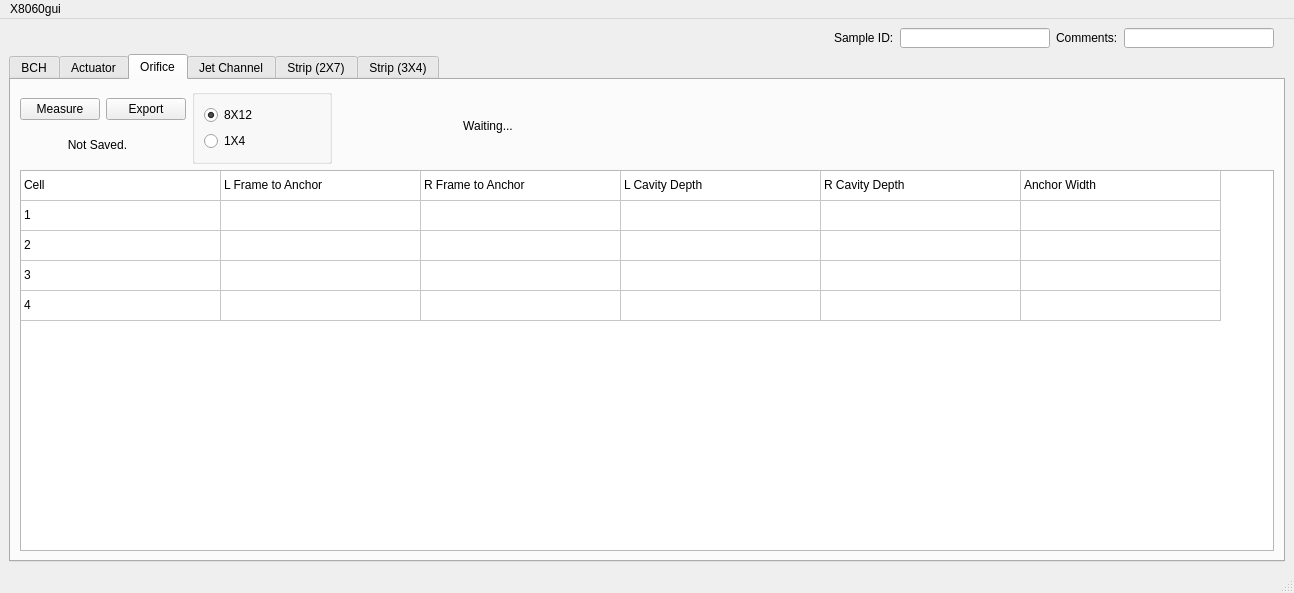
Old version of the form X8060gui.ui in the repository Nicolas-fssw/X8060_gui.
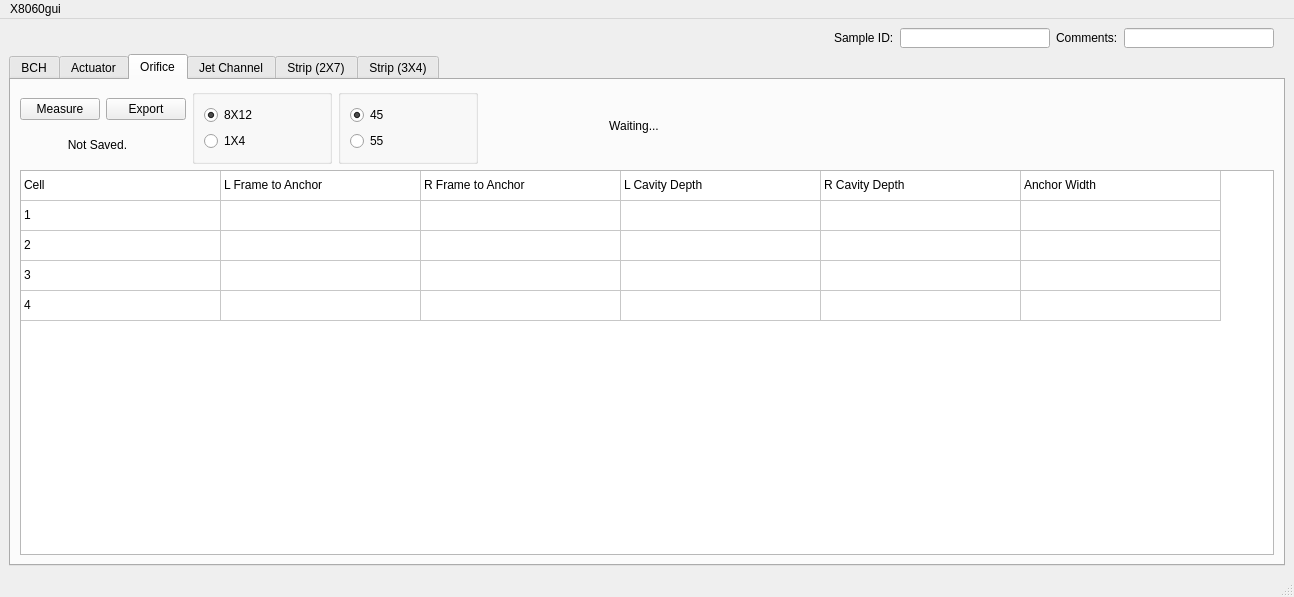
New version of the form. The open tabs and pages were chosen to show the change. Custom widgets are drawn as their Qt base class.

Commit message: adding 45 and 55 micron orifice buttons

The edit to the form file:
```diff
--- a/X8060gui.ui
+++ b/X8060gui.ui
@@ -7,7 +7,7 @@
     <x>0</x>
     <y>0</y>
     <width>1294</width>
-    <height>593</height>
+    <height>597</height>
    </rect>
   </property>
   <property name="windowTitle">
@@ -1604,54 +1604,18 @@
         <string>Orifice</string>
        </attribute>
        <layout class="QGridLayout" name="gridLayout_13">
-        <item row="0" column="0">
-         <layout class="QGridLayout" name="gridLayout_9">
-          <item row="0" column="0">
-           <widget class="QPushButton" name="measure_3">
-            <property name="sizePolicy">
-             <sizepolicy hsizetype="Fixed" vsizetype="Fixed">
-              <horstretch>0</horstretch>
-              <verstretch>0</verstretch>
-             </sizepolicy>
-            </property>
-            <property name="text">
-             <string>Measure</string>
-            </property>
-           </widget>
-          </item>
-          <item row="1" column="0" colspan="2">
-           <widget class="QLabel" name="state_3">
-            <property name="sizePolicy">
-             <sizepolicy hsizetype="Fixed" vsizetype="Fixed">
-              <horstretch>0</horstretch>
-              <verstretch>0</verstretch>
-             </sizepolicy>
-            </property>
-            <property name="minimumSize">
-             <size>
-              <width>155</width>
-              <height>20</height>
-             </size>
-            </property>
-            <property name="text">
-             <string>&lt;html&gt;&lt;head/&gt;&lt;body&gt;&lt;p align=&quot;center&quot;&gt;Not Saved.&lt;/p&gt;&lt;/body&gt;&lt;/html&gt;</string>
-            </property>
-           </widget>
-          </item>
-          <item row="0" column="1">
-           <widget class="QPushButton" name="export_3">
-            <property name="sizePolicy">
-             <sizepolicy hsizetype="Fixed" vsizetype="Fixed">
-              <horstretch>0</horstretch>
-              <verstretch>0</verstretch>
-             </sizepolicy>
-            </property>
-            <property name="text">
-             <string>Export</string>
-            </property>
-           </widget>
-          </item>
-         </layout>
+        <item row="0" column="4">
+         <spacer name="horizontalSpacer_7">
+          <property name="orientation">
+           <enum>Qt::Horizontal</enum>
+          </property>
+          <property name="sizeHint" stdset="0">
+           <size>
+            <width>200</width>
+            <height>20</height>
+           </size>
+          </property>
+         </spacer>
         </item>
         <item row="0" column="1">
          <widget class="QGroupBox" name="groupBox_5">
@@ -1716,39 +1680,7 @@
           </layout>
          </widget>
         </item>
-        <item row="0" column="2">
-         <widget class="QLabel" name="grading_3">
-          <property name="sizePolicy">
-           <sizepolicy hsizetype="Fixed" vsizetype="Fixed">
-            <horstretch>0</horstretch>
-            <verstretch>0</verstretch>
-           </sizepolicy>
-          </property>
-          <property name="minimumSize">
-           <size>
-            <width>300</width>
-            <height>75</height>
-           </size>
-          </property>
-          <property name="text">
-           <string>&lt;html&gt;&lt;head/&gt;&lt;body&gt;&lt;p align=&quot;center&quot;&gt;Waiting...&lt;/p&gt;&lt;/body&gt;&lt;/html&gt;</string>
-          </property>
-         </widget>
-        </item>
-        <item row="0" column="3">
-         <spacer name="horizontalSpacer_7">
-          <property name="orientation">
-           <enum>Qt::Horizontal</enum>
-          </property>
-          <property name="sizeHint" stdset="0">
-           <size>
-            <width>200</width>
-            <height>20</height>
-           </size>
-          </property>
-         </spacer>
-        </item>
-        <item row="1" column="0" colspan="4">
+        <item row="1" column="0" colspan="5">
          <widget class="QTableWidget" name="tableWidget_3">
           <property name="sizePolicy">
            <sizepolicy hsizetype="Expanding" vsizetype="Expanding">
@@ -1889,6 +1821,137 @@
           </item>
          </widget>
         </item>
+        <item row="0" column="3">
+         <widget class="QLabel" name="grading_3">
+          <property name="sizePolicy">
+           <sizepolicy hsizetype="Fixed" vsizetype="Fixed">
+            <horstretch>0</horstretch>
+            <verstretch>0</verstretch>
+           </sizepolicy>
+          </property>
+          <property name="minimumSize">
+           <size>
+            <width>300</width>
+            <height>75</height>
+           </size>
+          </property>
+          <property name="text">
+           <string>&lt;html&gt;&lt;head/&gt;&lt;body&gt;&lt;p align=&quot;center&quot;&gt;Waiting...&lt;/p&gt;&lt;/body&gt;&lt;/html&gt;</string>
+          </property>
+         </widget>
+        </item>
+        <item row="0" column="0">
+         <layout class="QGridLayout" name="gridLayout_9">
+          <item row="0" column="0">
+           <widget class="QPushButton" name="measure_3">
+            <property name="sizePolicy">
+             <sizepolicy hsizetype="Fixed" vsizetype="Fixed">
+              <horstretch>0</horstretch>
+              <verstretch>0</verstretch>
+             </sizepolicy>
+            </property>
+            <property name="text">
+             <string>Measure</string>
+            </property>
+           </widget>
+          </item>
+          <item row="1" column="0" colspan="2">
+           <widget class="QLabel" name="state_3">
+            <property name="sizePolicy">
+             <sizepolicy hsizetype="Fixed" vsizetype="Fixed">
+              <horstretch>0</horstretch>
+              <verstretch>0</verstretch>
+             </sizepolicy>
+            </property>
+            <property name="minimumSize">
+             <size>
+              <width>155</width>
+              <height>20</height>
+             </size>
+            </property>
+            <property name="text">
+             <string>&lt;html&gt;&lt;head/&gt;&lt;body&gt;&lt;p align=&quot;center&quot;&gt;Not Saved.&lt;/p&gt;&lt;/body&gt;&lt;/html&gt;</string>
+            </property>
+           </widget>
+          </item>
+          <item row="0" column="1">
+           <widget class="QPushButton" name="export_3">
+            <property name="sizePolicy">
+             <sizepolicy hsizetype="Fixed" vsizetype="Fixed">
+              <horstretch>0</horstretch>
+              <verstretch>0</verstretch>
+             </sizepolicy>
+            </property>
+            <property name="text">
+             <string>Export</string>
+            </property>
+           </widget>
+          </item>
+         </layout>
+        </item>
+        <item row="0" column="2">
+         <widget class="QGroupBox" name="groupBox_10">
+          <property name="sizePolicy">
+           <sizepolicy hsizetype="Minimum" vsizetype="Minimum">
+            <horstretch>0</horstretch>
+            <verstretch>0</verstretch>
+           </sizepolicy>
+          </property>
+          <property name="minimumSize">
+           <size>
+            <width>140</width>
+            <height>75</height>
+           </size>
+          </property>
+          <property name="title">
+           <string/>
+          </property>
+          <layout class="QGridLayout" name="gridLayout_35">
+           <item row="0" column="0">
+            <layout class="QGridLayout" name="gridLayout_36">
+             <item row="1" column="1">
+              <widget class="QRadioButton" name="BCH_mask_11">
+               <property name="minimumSize">
+                <size>
+                 <width>70</width>
+                 <height>20</height>
+                </size>
+               </property>
+               <property name="text">
+                <string>55</string>
+               </property>
+               <property name="checked">
+                <bool>false</bool>
+               </property>
+               <property name="autoExclusive">
+                <bool>true</bool>
+               </property>
+              </widget>
+             </item>
+             <item row="0" column="1">
+              <widget class="QRadioButton" name="BCH_mask_16">
+               <property name="minimumSize">
+                <size>
+                 <width>70</width>
+                 <height>20</height>
+                </size>
+               </property>
+               <property name="text">
+                <string>45</string>
+               </property>
+               <property name="checked">
+                <bool>true</bool>
+               </property>
+               <property name="autoExclusive">
+                <bool>true</bool>
+               </property>
+              </widget>
+             </item>
+            </layout>
+           </item>
+          </layout>
+         </widget>
+        </item>
        </layout>
       </widget>
       <widget class="QWidget" name="tab_3">
```
Left out of the diff: 2 changed lines with no effect on the pictures. The commit also changes 4 other files.
